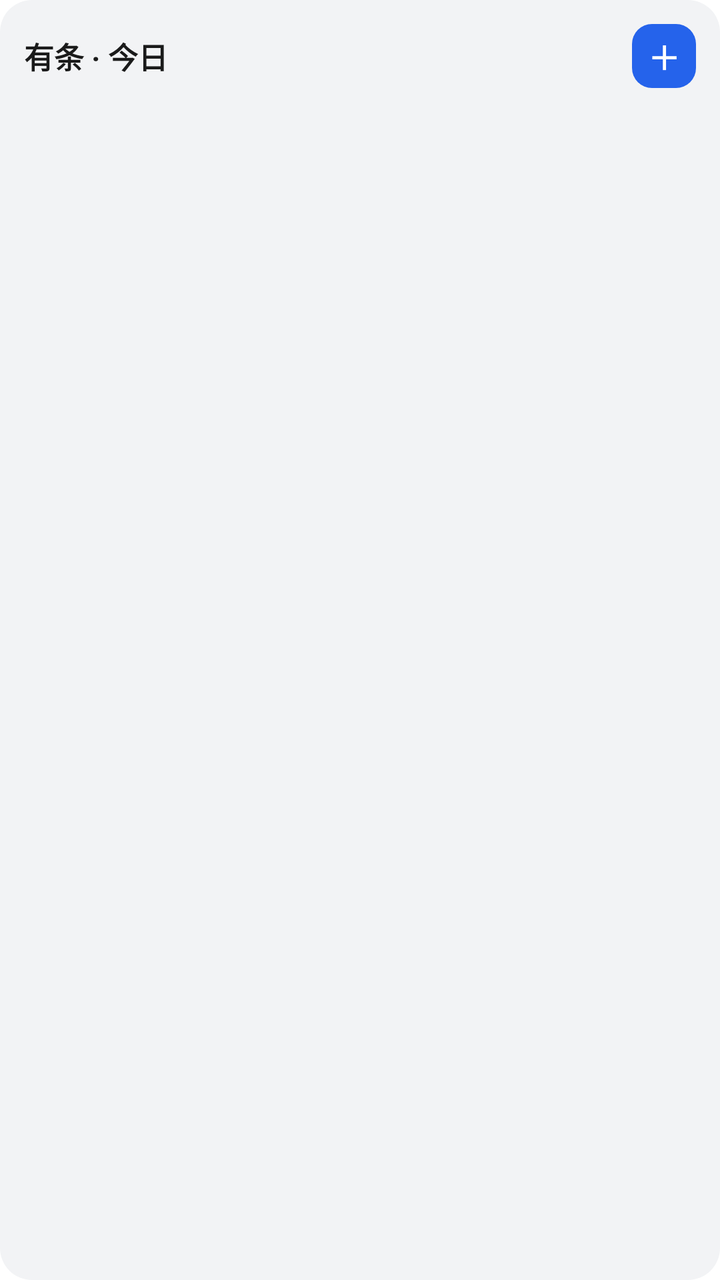
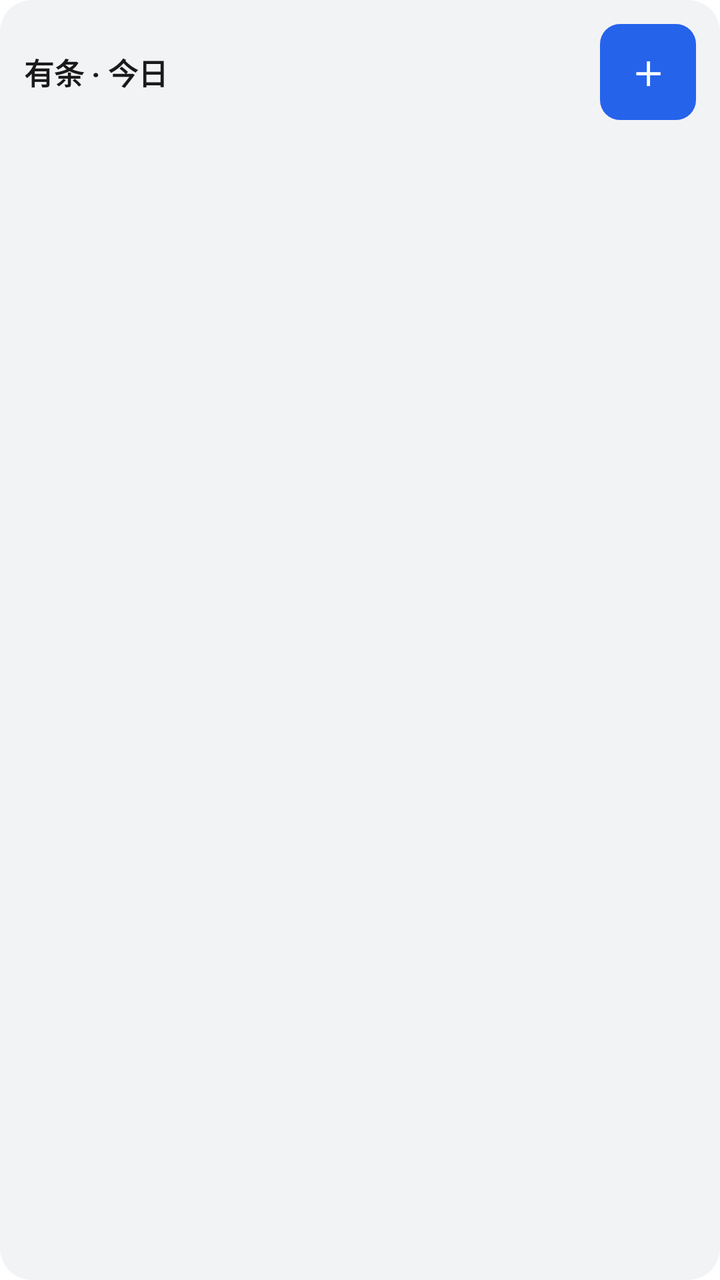

Compare the two renders of this Android layout. The source of the first and the diff that turns it into the second are given below.
<!-- AndroidManifest.xml: fallback theme Theme.MaterialComponents.DayNight.NoActionBar -->
<!-- res/layout/widget_today.xml -->
<?xml version="1.0" encoding="utf-8"?>
<LinearLayout xmlns:android="http://schemas.android.com/apk/res/android"
    android:id="@+id/widget_root"
    android:layout_width="match_parent"
    android:layout_height="match_parent"
    android:orientation="vertical"
    android:background="@drawable/widget_bg"
    android:padding="12dp">

    
    <LinearLayout
        android:id="@+id/header"
        android:layout_width="match_parent"
        android:layout_height="wrap_content"
        android:orientation="horizontal"
        android:gravity="center_vertical"
        android:paddingBottom="8dp">

        <TextView
            android:id="@+id/title"
            android:layout_width="0dp"
            android:layout_height="wrap_content"
            android:layout_weight="1"
            android:text="有条 · 今日"
            android:textColor="@color/widget_text"
            android:textSize="15sp"
            android:textStyle="bold" />

        <TextView
            android:id="@+id/date"
            android:layout_width="wrap_content"
            android:layout_height="wrap_content"
            android:textColor="@color/widget_text_secondary"
            android:textSize="12sp" />

        
        <TextView
            android:id="@+id/quick_add"
            android:layout_width="32dp"
            android:layout_height="32dp"
            android:layout_marginStart="8dp"
            android:minWidth="32dp"
            android:minHeight="32dp"
            android:gravity="center"
            android:background="@drawable/widget_quick_add_bg"
            android:text="＋"
            android:textColor="#FFFFFF"
            android:textSize="16sp"
            android:textStyle="bold" />
    </LinearLayout>

    
    <TextView
        android:id="@+id/empty"
        android:layout_width="match_parent"
        android:layout_height="wrap_content"
        android:layout_marginTop="8dp"
        android:text="今天没有任务 🎉"
        android:textColor="@color/widget_text_secondary"
        android:textSize="13sp"
        android:visibility="gone" />

    
    <LinearLayout
        android:id="@+id/list"
        android:layout_width="match_parent"
        android:layout_height="wrap_content"
        android:orientation="vertical" />
</LinearLayout>
<!-- resources referenced by this layout -->
<resources>
  <color name="widget_text">#1A1A1A</color>
  <color name="widget_text_secondary">#666666</color>
  <!-- drawable widget_bg (drawable) -->
  <?xml version="1.0" encoding="utf-8"?>
  <shape xmlns:android="http://schemas.android.com/apk/res/android">
      <solid android:color="#F2F3F5" />
      <corners android:radius="16dp" />
  </shape>
  <!-- drawable widget_quick_add_bg (drawable) -->
  <?xml version="1.0" encoding="utf-8"?>
  <shape xmlns:android="http://schemas.android.com/apk/res/android">
      <solid android:color="@color/widget_accent" />
      <corners android:radius="10dp" />
  </shape>
  <color name="widget_accent">#2563EB</color>
</resources>

<!-- the commit's change to res/layout/widget_today.xml (unified diff, before → after) -->
@@ -34,15 +34,17 @@
             android:textSize="12sp" />
 
         
+        
         <TextView
             android:id="@+id/quick_add"
-            android:layout_width="32dp"
-            android:layout_height="32dp"
+            android:layout_width="48dp"
+            android:layout_height="48dp"
             android:layout_marginStart="8dp"
-            android:minWidth="32dp"
-            android:minHeight="32dp"
+            android:minWidth="48dp"
+            android:minHeight="48dp"
             android:gravity="center"
             android:background="@drawable/widget_quick_add_bg"
+            android:contentDescription="快速新建任务"
             android:text="＋"
             android:textColor="#FFFFFF"
             android:textSize="16sp"
